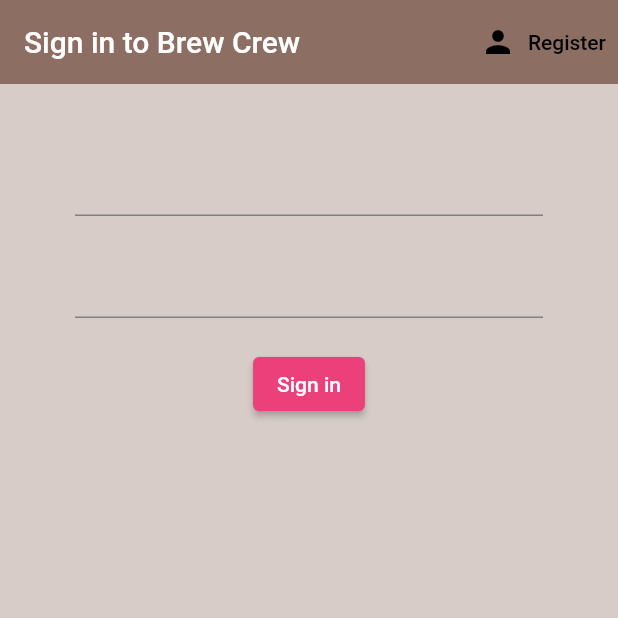
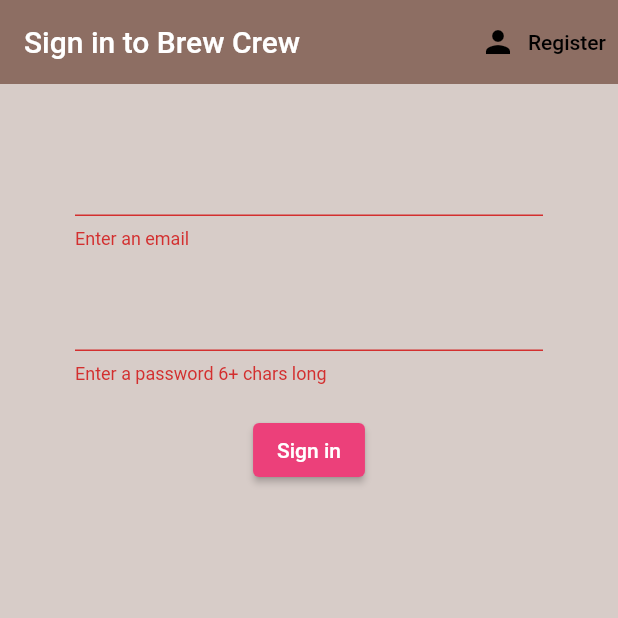
Before and after one commit to mujeeb11503051/Coffee_App_Firebase, a Flutter app: the screen it shows after launch, after a tap on "Sign in", on a phone screen of 412 x 824 dp, the top half of it. Run offline on Flutter 3.47's test engine with Material 2 defaults, Android fonts, the phone set to English and light mode, and no system bars; our stand-ins replace firebase_auth, firebase_core; accounts and stored records are empty.

Commit message:
sign in with registered email and password set up

```diff
--- a/lib/screens/authenticate/sign_in.dart
+++ b/lib/screens/authenticate/sign_in.dart
@@ -2,10 +2,8 @@ import 'package:firebase_coffee_app/services/auth.dart';
 import 'package:flutter/material.dart';
 
 class SignIn extends StatefulWidget {
-
   final Function toggleView;
   SignIn({required this.toggleView});
-
 
   @override
   _SignInState createState() => _SignInState();
@@ -13,10 +11,12 @@ class SignIn extends StatefulWidget {
 
 class _SignInState extends State<SignIn> {
   final AuthService _auth = AuthService();
+  final _formKey = GlobalKey<FormState>();
 
   //text field state
   String email = "";
   String password = "";
+  String error = "";
 
   @override
   Widget build(BuildContext context) {
@@ -43,12 +43,15 @@ class _SignInState extends State<SignIn> {
       ),
       body: Container(
         padding: EdgeInsets.symmetric(vertical: 20, horizontal: 50),
+        child: Form(
+          key: _formKey,
           child: Column(
             children: <Widget>[
               SizedBox(
                 height: 20.0,
               ),
-            TextField(
+              TextFormField(
+                validator: (val) => val!.isEmpty ? "Enter an email" : null,
                 onChanged: (val) {
                   setState(() {
                     email = val;
@@ -58,7 +61,9 @@ class _SignInState extends State<SignIn> {
               SizedBox(
                 height: 20.0,
               ),
-            TextField(
+              TextFormField(
+                validator: (val) =>
+                    val!.length < 6 ? "Enter a password 6+ chars long" : null,
                 obscureText: true,
                 onChanged: (val) {
                   setState(() {
@@ -75,9 +80,27 @@ class _SignInState extends State<SignIn> {
                   'Sign in',
                   style: TextStyle(color: Colors.white),
                 ),
-              onPressed: () async {},
+                onPressed: () async {
+                  if (_formKey.currentState!.validate()) {
+                    dynamic result =
+                        await _auth.signInWithEmailAndPassword(email, password);
+                    if (result == null) {
+                      setState(() {
+                        error = "Invalid credentials";
+                      });
+                    }
+                  }
+                },
+              ),
+              SizedBox(
+                height: 20.0,
+              ),
+              Text(
+                error,
+                style: TextStyle(color: Colors.red, fontSize: 14.0),
               )
             ],
+          ),
         ),
       ),
     );
```
Also changed, not shown: lib/services/auth.dart (+11 -0 lines). Lines whose indentation alone changed are shown as unchanged.
